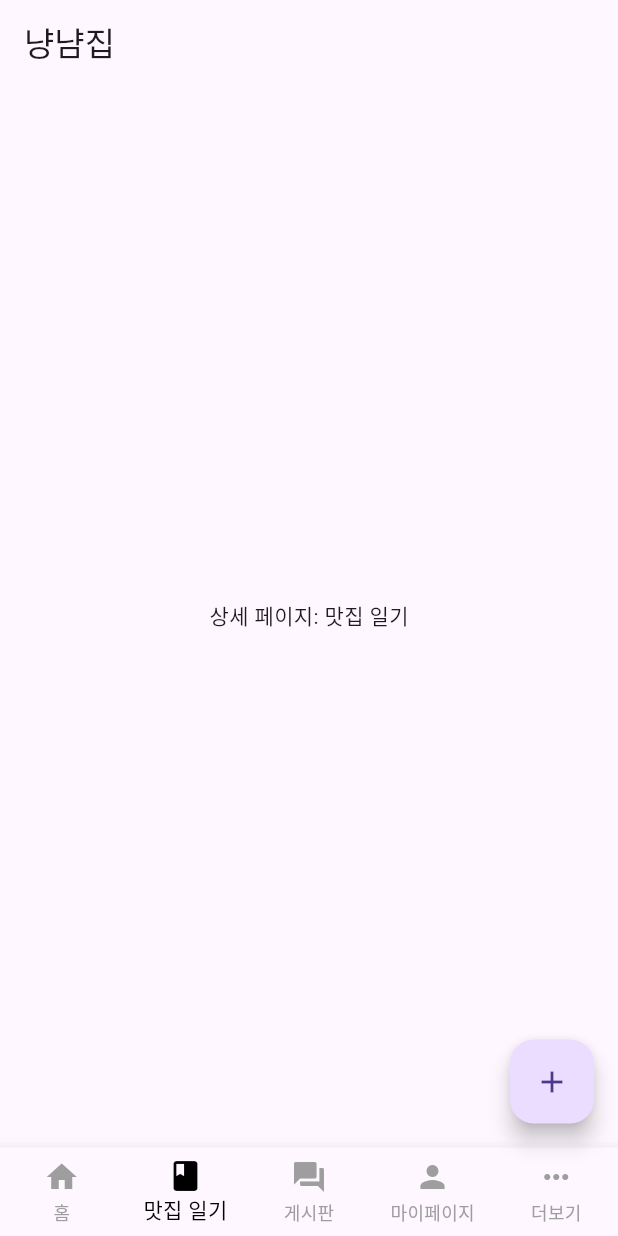
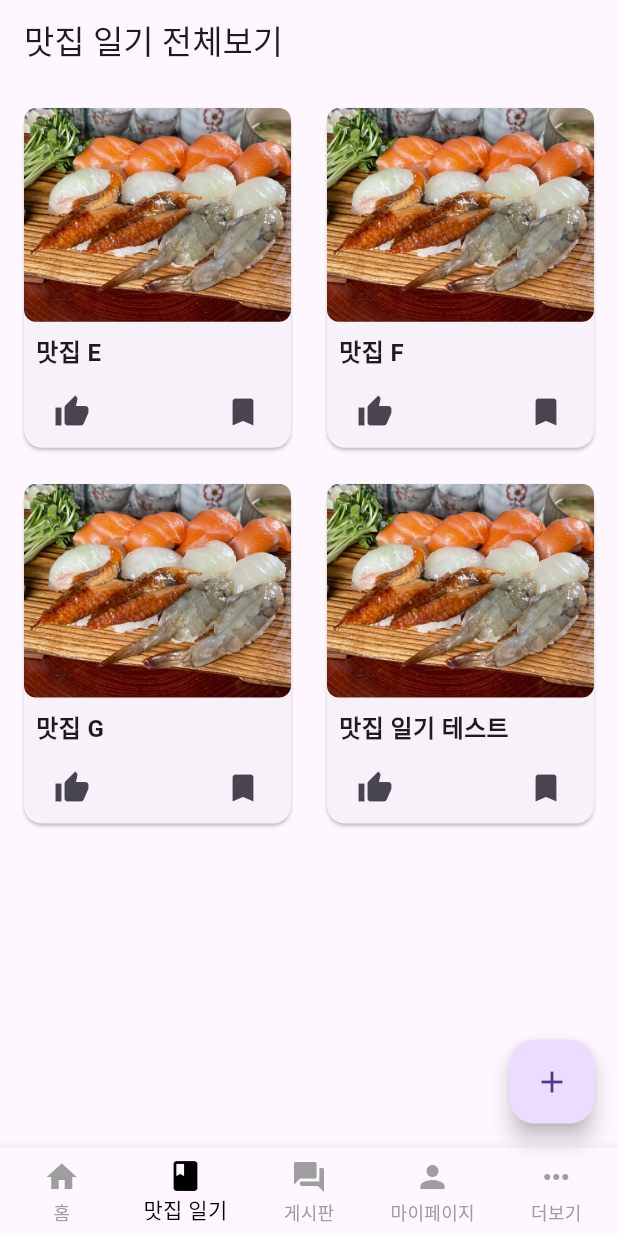
Before and after one commit to kjp0411/GOORM_PROJECT, a Flutter app: the MainPage screen opened directly, item 2 of the bottom bar chosen, on a phone screen of 412 x 824 dp. Run offline on Flutter 3.47's test engine with Material 3 defaults, Android fonts, the phone set to English and light mode, and no system bars; our stand-ins replace image_picker; missing offline and left inert: kakao_flutter_sdk_user.

Commit message:
1월 9일 이미지 출력 구현

```diff
--- a/lib/screen/home_screen.dart
+++ b/lib/screen/home_screen.dart
@@ -22,14 +22,43 @@ class MainPage extends StatefulWidget {
 class _MainPageState extends State<MainPage> {
   int _selectedIndex = 0;
 
+  // 맛집 리스트와 맛집 일기 리스트를 정의 (이름과 이미지 경로 포함)
+  final List<Map<String, String>> restaurantList = [
+    {'name': '맛집 A', 'image': 'assets/images/a.png'},
+    {'name': '맛집 B', 'image': 'assets/images/a.png'}, // 이미지가 없는 경우 빈 문자열로
+    {'name': '맛집 C', 'image': 'assets/images/a.png'},
+    {'name': '맛집 D', 'image': 'assets/images/a.png'},
+    {'name': '맛집 리스트 테스트', 'image': 'assets/images/a.png'},
+  ];
+
+  final List<Map<String, String>> diaryRestaurantList = [
+    {'name': '맛집 E', 'image': 'assets/images/a.png'},
+    {'name': '맛집 F', 'image': 'assets/images/a.png'},
+    {'name': '맛집 G', 'image': 'assets/images/a.png'},
+    {'name': '맛집 일기 테스트', 'image': 'assets/images/a.png'},
+  ];
+
   // 탭별 페이지 위젯 리스트
-  static const List<Widget> _pages = <Widget>[
-    HomeTab(), // 홈
-    DetailPage(title: '맛집 일기'), // 맛집 일기
-    BulletinBoardPage(), // 게시판
-    MyPage(), // 마이페이지
-    MorePage(), // 더보기
-  ];
+  late final List<Widget> _pages;
+
+  @override
+  void initState() {
+    super.initState();
+    _pages = [
+      HomeTab(
+        restaurantList: restaurantList,
+        diaryRestaurantList: diaryRestaurantList, // 맛집 일기 리스트 전달
+      ),
+      DetailPage(
+        title: '맛집 일기 전체보기',
+        restaurantList: diaryRestaurantList,
+        showAppBar: true,
+      ),
+      BulletinBoardPage(), // 게시판
+      MyPage(), // 마이페이지
+      MorePage(), // 더보기
+    ];
+  }
 
   void _onItemTapped(int index) {
     setState(() {
@@ -40,7 +69,9 @@ class _MainPageState extends State<MainPage> {
   @override
   Widget build(BuildContext context) {
     return Scaffold(
-      appBar: AppBar(
+      appBar: _selectedIndex == 1
+          ? null // 맛집 일기 탭에서는 AppBar 숨김
+          : AppBar(
         title: Text('냥냠집'),
       ),
       body: _pages[_selectedIndex], // 선택된 인덱스에 따른 페이지 표시
@@ -58,7 +89,6 @@ class _MainPageState extends State<MainPage> {
         unselectedItemColor: Colors.grey,
         onTap: _onItemTapped, // 탭 선택 시 해당 인덱스에 맞는 페이지로 이동
       ),
-// 맛집 일기 탭 선택 시 플로팅 액션 버튼 표시
       floatingActionButton: _selectedIndex == 1
           ? FloatingActionButton(
         onPressed: () {
@@ -75,14 +105,16 @@ class _MainPageState extends State<MainPage> {
 }
 
 class HomeTab extends StatelessWidget {
-  const HomeTab({Key? key}) : super(key: key);
+  final List<Map<String, String>> restaurantList;
+  final List<Map<String, String>> diaryRestaurantList; // 맛집 일기 리스트 추가
+
+  const HomeTab({Key? key, required this.restaurantList, required this.diaryRestaurantList}) : super(key: key);
 
   @override
   Widget build(BuildContext context) {
     return SingleChildScrollView(
       child: Column(
         children: [
-          // 카테고리 버튼 섹션
           Padding(
             padding: const EdgeInsets.all(8.0),
             child: Wrap(
@@ -133,27 +165,35 @@ class HomeTab extends StatelessWidget {
               ],
             ),
           ),
-          // 맛집 리스트 섹션
           Section(
             title: '맛집 리스트',
+            restaurantList: restaurantList, // restaurantList 데이터 전달
             onTap: () {
               Navigator.push(
                 context,
                 MaterialPageRoute(
-                    builder: (context) =>
-                    const DetailPage(title: '맛집 리스트 전체보기')),
+                  builder: (context) => DetailPage(
+                    title: '맛집 리스트 전체보기',
+                    restaurantList: restaurantList,
+                    showAppBar: true,
+                  ),
+                ),
               );
             },
           ),
-          // 맛집 일기 섹션
           Section(
             title: '맛집 일기',
+            restaurantList: diaryRestaurantList, // 맛집 일기 리스트 전달
             onTap: () {
               Navigator.push(
                 context,
                 MaterialPageRoute(
-                    builder: (context) =>
-                    const DetailPage(title: '맛집 일기 전체보기')),
+                  builder: (context) => DetailPage(
+                    title: '맛집 일기 전체보기',
+                    restaurantList: diaryRestaurantList,
+                    showAppBar: true,
+                  ),
+                ),
               );
             },
           ),
@@ -219,10 +259,15 @@ class CategoryButton extends StatelessWidget {
 
 class Section extends StatelessWidget {
   final String title;
+  final List<Map<String, String>> restaurantList;
   final VoidCallback onTap;
 
-  const Section({Key? key, required this.title, required this.onTap})
-      : super(key: key);
+  const Section({
+    Key? key,
+    required this.title,
+    required this.restaurantList,
+    required this.onTap,
+  }) : super(key: key);
 
   @override
   Widget build(BuildContext context) {
@@ -251,12 +296,25 @@ class Section extends StatelessWidget {
             height: 150,
             child: ListView.builder(
               scrollDirection: Axis.horizontal,
-              itemCount: 5,
+              itemCount: restaurantList.length,
               itemBuilder: (context, index) {
+                final imagePath = restaurantList[index]['image']!.isEmpty
+                    ? 'assets/images/default.png' // 기본 이미지 경로
+                    : restaurantList[index]['image']!;
                 return Card(
-                  child: Container(
-                    width: 150,
-                    child: Center(child: Text('$title 항목 ${index + 1}')),
+                  child: Column(
+                    children: [
+                      Image.asset(
+                        imagePath,
+                        width: 100,
+                        height: 100,
+                        fit: BoxFit.cover,
+                      ),
+                      Padding(
+                        padding: const EdgeInsets.all(8.0),
+                        child: Text(restaurantList[index]['name']!),
+                      ),
+                    ],
                   ),
                 );
               },
@@ -270,15 +328,83 @@ class Section extends StatelessWidget {
 
 class DetailPage extends StatelessWidget {
   final String title;
+  final List<Map<String, String>> restaurantList;
+  final bool showAppBar;
 
-  const DetailPage({Key? key, required this.title}) : super(key: key);
+  const DetailPage({
+    Key? key,
+    required this.title,
+    required this.restaurantList,
+    this.showAppBar = true,
+  }) : super(key: key);
 
   @override
   Widget build(BuildContext context) {
     return Scaffold(
-
-      body: Center(
-        child: Text('상세 페이지: $title'),
+      appBar: showAppBar ? AppBar(title: Text(title)) : null,
+      body: Padding(
+        padding: const EdgeInsets.all(8.0),
+        child: GridView.builder(
+          gridDelegate: const SliverGridDelegateWithFixedCrossAxisCount(
+            crossAxisCount: 2,
+            crossAxisSpacing: 8.0,
+            mainAxisSpacing: 8.0,
+            childAspectRatio: 0.8,
+          ),
+          itemCount: restaurantList.length,
+          itemBuilder: (context, index) {
+            final imagePath = restaurantList[index]['image']!.isEmpty
+                ? 'assets/images/default.png' // 기본 이미지 경로
+                : restaurantList[index]['image']!;
+            return Card(
+              margin: const EdgeInsets.all(8.0),
+              child: Column(
+                crossAxisAlignment: CrossAxisAlignment.start,
+                children: [
+                  Expanded(
+                    child: Container(
+                      decoration: BoxDecoration(
+                        borderRadius: BorderRadius.circular(8.0),
+                        image: DecorationImage(
+                          image: AssetImage(imagePath),
+                          fit: BoxFit.cover,
+                        ),
+                      ),
+                    ),
+                  ),
+                  const SizedBox(height: 8.0),
+                  Padding(
+                    padding: const EdgeInsets.symmetric(horizontal: 8.0),
+                    child: Text(
+                      restaurantList[index]['name']!,
+                      style: TextStyle(
+                        fontSize: 16,
+                        fontWeight: FontWeight.bold,
+                      ),
+                    ),
+                  ),
+                  const SizedBox(height: 4.0),
+                  Padding(
+                    padding: const EdgeInsets.symmetric(horizontal: 8.0),
+                    child: Row(
+                      mainAxisAlignment: MainAxisAlignment.spaceBetween,
+                      children: [
+                        IconButton(
+                          icon: Icon(Icons.thumb_up),
+                          onPressed: () {},
+                        ),
+                        IconButton(
+                          icon: Icon(Icons.bookmark),
+                          onPressed: () {},
+                        ),
+                      ],
+                    ),
+                  ),
+                ],
+              ),
+            );
+          },
+        ),
       ),
     );
   }
@@ -297,8 +423,6 @@ class BulletinBoardPage extends StatelessWidget {
   }
 }
 
-
-
 class MorePage extends StatelessWidget {
   const MorePage({Key? key}) : super(key: key);
 
--- a/pubspec.yaml
+++ b/pubspec.yaml
@@ -58,6 +58,7 @@ dev_dependencies:
 flutter:
   assets:
     - assets/images/custom_icon.png
+    - assets/images/a.png
   # The following line ensures that the Material Icons font is
   # included with your application, so that you can use the icons in
   # the material Icons class.
```
Also changed, not shown: assets/images/a.png (added).
